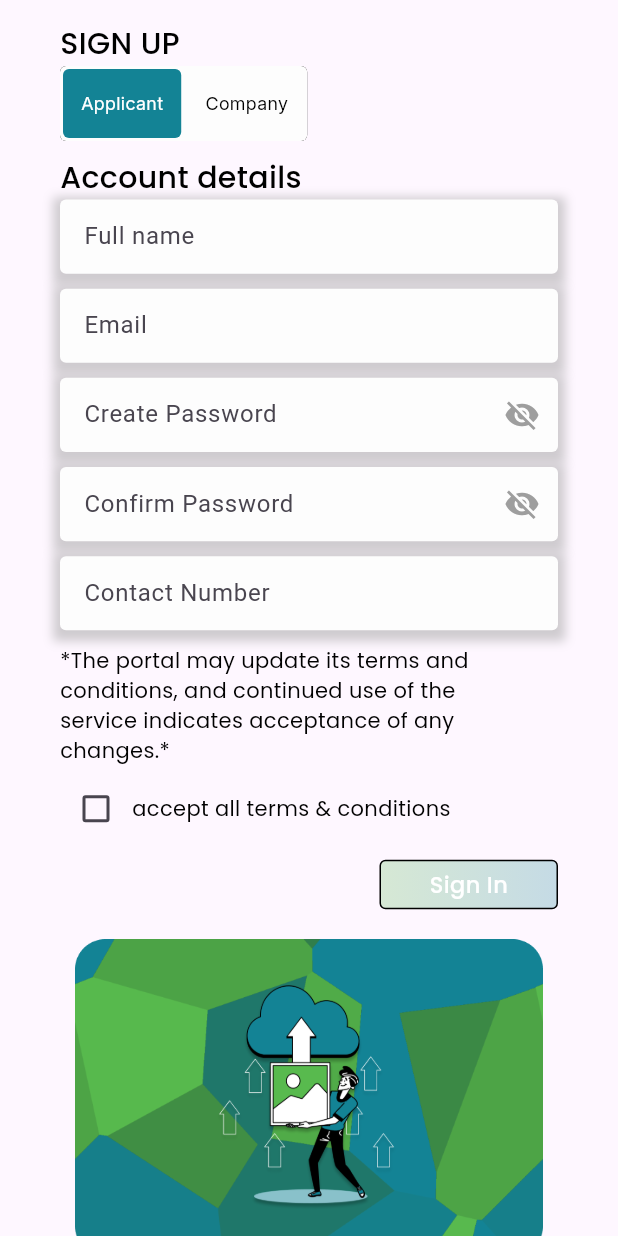
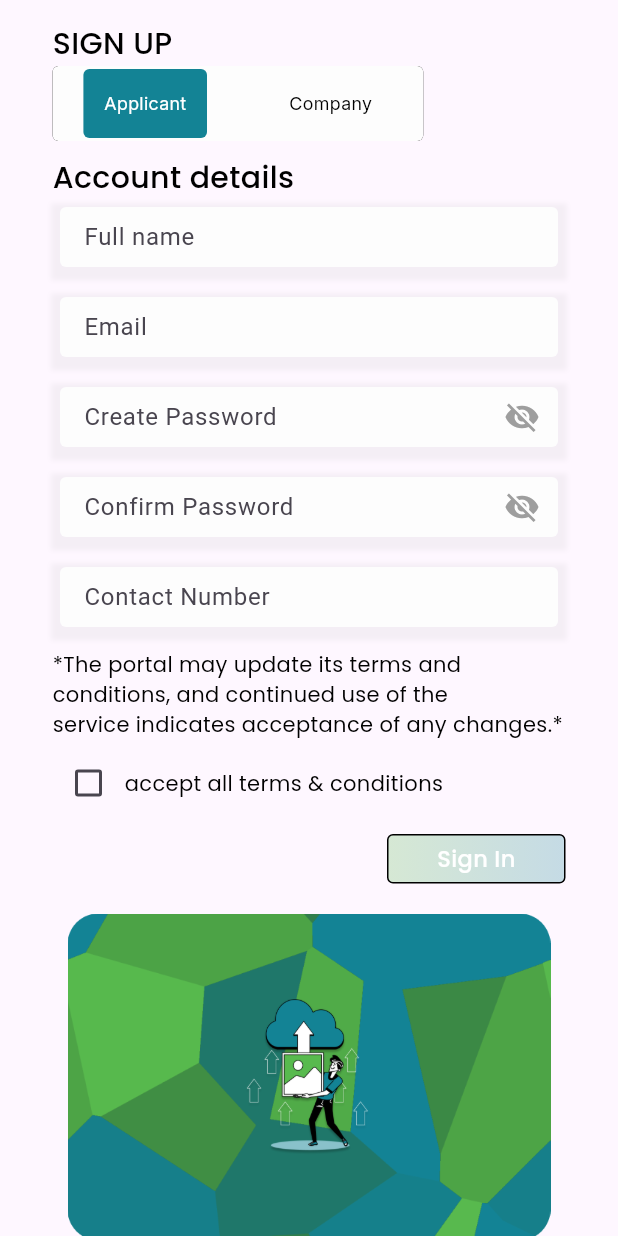
Before and after one commit to DevadathAR/kbn_test, a Flutter app: the SignupPage screen opened directly, on a phone screen of 412 x 824 dp. Run offline on Flutter 3.47's test engine with Material 3 defaults, Android fonts, the phone set to English and light mode, and no system bars; our stand-ins replace cached_network_image, file_picker, fl_chart, flutter_svg, image_picker, share_plus and 2 more; missing offline and left inert: month_year_picker; accounts and stored records are empty.

Commit message:
responsive ,login,signup, add about , modified profile -company side

```diff
--- a/kbn_test/lib/utilities/const.dart
+++ b/kbn_test/lib/utilities/const.dart
@@ -109,4 +109,5 @@ const kbnSite ="https://kbn-official.com/";
 const managerName = 'Manager Name';
 const managerMail = 'Manager Email';
 const addAddress ="Address: Add Address";
+const addAbout ="About: Add About";
 const addWebsite = "Website: Add Company Website";
--- a/kbn_test/lib/veiw/auth/signUp.dart
+++ b/kbn_test/lib/veiw/auth/signUp.dart
@@ -1,7 +1,5 @@
 import 'dart:typed_data';
 import 'package:flutter/material.dart';
-import 'package:flutter/widgets.dart';
-import 'package:http/http.dart' as http;
 import 'package:image_picker/image_picker.dart';
 import 'package:kbn_test/service/apiServices.dart';
 import 'package:kbn_test/utilities/assets_path.dart';
@@ -9,8 +7,6 @@ import 'package:kbn_test/utilities/colors.dart';
 import 'package:kbn_test/utilities/const.dart';
 import 'package:kbn_test/utilities/text_style.dart';
 import 'package:kbn_test/veiw/auth/logInPage.dart';
-import 'package:kbn_test/veiw/screen/companyScreen/cmpny_home.dart';
-import 'package:kbn_test/veiw/screen/userScreen/home.dart';
 import 'package:kbn_test/veiw/widgets_common/bg_widg.dart';
 import 'package:kbn_test/veiw/widgets_common/loginTextFeild.dart';
 import 'package:kbn_test/veiw/screen/userScreen/userWidgets/userSelection.dart';
@@ -34,8 +30,7 @@ class _SignupPageState extends State<SignupPage> {
   bool _ischeck = false;
   Uint8List? _selectedImage;
   String? _imageFilename;
-  final ApiServices _apiService =
-      ApiServices(); // Instantiate the ApiService
+  final ApiServices _apiService = ApiServices(); // Instantiate the ApiService
 
   void _signin() {
     if (_ischeck) {
@@ -153,7 +148,8 @@ class _SignupPageState extends State<SignupPage> {
     Size size = MediaQuery.of(context).size;
 
     return Scaffold(
-      body: LayoutBuilder(
+      body: SingleChildScrollView(
+        child: LayoutBuilder(
           builder: (context, constraints) {
             if (constraints.maxWidth < 600) {
               return _buildMobileLayout(constraints);
@@ -161,6 +157,7 @@ class _SignupPageState extends State<SignupPage> {
               return _buildDesktopLayout(constraints);
             }
           },
+        ),
       ),
     );
   }
@@ -171,9 +168,11 @@ class _SignupPageState extends State<SignupPage> {
 
     return SafeArea(
       child: SingleChildScrollView(
+        child: Padding(
+          padding: EdgeInsets.symmetric(
+              horizontal: size.width < 130 ? 5 : 35.0, vertical: 5),
           child: Container(
             // width: size.width * 1 - 50,
-          padding: const EdgeInsets.symmetric(horizontal: 40, vertical: 5),
             child: Column(
               mainAxisAlignment: MainAxisAlignment.center,
               crossAxisAlignment: CrossAxisAlignment.start,
@@ -195,11 +194,11 @@ class _SignupPageState extends State<SignupPage> {
                     bgWidget(
                       img: mobileBg,
                     ), // Background widget
-
                     _buildImagePicker(isMobile: true),
                   ],
                 ),
               ],
+            ),
           ),
         ),
       ),
@@ -208,13 +207,8 @@ class _SignupPageState extends State<SignupPage> {
 
   // Method for Desktop Layout
   Widget _buildDesktopLayout(BoxConstraints constraints) {
-    return Stack(
-      children: [
-        bgWidget(
-          img: bg,
-        ), // Background widget
-        Row(
-          mainAxisAlignment: MainAxisAlignment.spaceEvenly,
+    return Row(
+      mainAxisAlignment: MainAxisAlignment.spaceAround,
       children: [
         SizedBox(
           width: constraints.maxWidth * 0.5,
@@ -235,9 +229,17 @@ class _SignupPageState extends State<SignupPage> {
             ],
           ),
         ),
+        Expanded  (
+          child: Stack(
+            alignment: Alignment.center,
+            children: [
+              bgWidget(
+                img: bg,
+              ),
               _buildImagePicker(isMobile: false),
             ],
           ),
+        )
       ],
     );
   }
@@ -245,15 +247,51 @@ class _SignupPageState extends State<SignupPage> {
   // Method to build the role selection widget
   Widget _buildRoleSelection(BoxConstraints constraints,
       {required bool isMobile}) {
+    Size size = MediaQuery.of(context).size;
+
     return Container(
       height: 50,
-      width: isMobile ? constraints.maxWidth * 0.4 : 200,
+      width: size.width < 600
+          ? size.width < 300
+              ? size.width * 0.9
+              : size.width * 0.6
+          : 400,
       decoration: const BoxDecoration(
         boxShadow: [BoxShadow(color: Colors.black)],
         borderRadius: BorderRadius.all(Radius.circular(4)),
         color: logintextbox,
       ),
-      child: Row(
+      child:
+          // if needed covert into colum for below 200 pixel
+          //   size.width<200?
+          //   Column(
+          //     mainAxisAlignment: MainAxisAlignment.spaceAround,
+          //     children: [
+          //       SignUpUserSelectionWidget(
+          //         appuser: "Applicant",
+          //         isSelected: _isApplicantSelected,
+          //         onTap: () {
+          //           setState(() {
+          //             _isApplicantSelected = true;
+          //             roleController.text = "Applicant";
+          //           });
+          //         },
+          //       ),
+          //       SignUpUserSelectionWidget(
+          //         appuser: "Company",
+          //         isSelected: !_isApplicantSelected,
+          //         onTap: () {
+          //           setState(() {
+          //             _isApplicantSelected = false;
+          //             roleController.text = "Company";
+          //           });
+          //         },
+          //       ),
+          //     ],
+          //   )
+          // :
+
+          Row(
         mainAxisAlignment: MainAxisAlignment.spaceAround,
         children: [
           SignUpUserSelectionWidget(
@@ -283,6 +321,8 @@ class _SignupPageState extends State<SignupPage> {
 
   // Method to build account details form
   Widget _buildAccountDetails({required bool isMobile}) {
+    Size size = MediaQuery.of(context).size;
+
     return Column(
       crossAxisAlignment: CrossAxisAlignment.start,
       children: [
@@ -294,6 +334,7 @@ class _SignupPageState extends State<SignupPage> {
           controller: fullNameController,
           obscure: false,
           hight: 10,
+          // width: size.width<1500?1500-(size.width):null
         ),
         LoginTextForm(
           label: "Email",
@@ -321,6 +362,7 @@ class _SignupPageState extends State<SignupPage> {
         ),
         const Text(tac, style: AppTextStyle.fourteenW400),
         const SizedBox(height: 5),
+        if (size.width > 210)
           Row(
             children: [
               Checkbox(
@@ -333,22 +375,44 @@ class _SignupPageState extends State<SignupPage> {
                   });
                 },
               ),
-            const Text(terms, style: AppTextStyle.fourteenW400),
+              SizedBox(
+                  width: size.width < 341 ? size.width * 1 - 128 : null,
+                  child: const FittedBox(
+                      fit: BoxFit.scaleDown,
+                      child: Text(terms, style: AppTextStyle.fourteenW400)))
             ],
+          )
+        else
+          Column(
+            children: [
+              Checkbox(
+                activeColor: Colors.white,
+                checkColor: Colors.black,
+                value: _ischeck,
+                onChanged: (bool? value) {
+                  setState(() {
+                    _ischeck = value ?? false;
+                  });
+                },
               ),
+              const Text(terms, style: AppTextStyle.smallText),
+            ],
+          )
       ],
     );
   }
 
   // Method to build Sign-In button
   Widget _buildSignInButton() {
+    Size size = MediaQuery.of(context).size;
+
     return Align(
       alignment: Alignment.bottomRight,
       child: GestureDetector(
         onTap: _ischeck ? _signin : null,
         child: Container(
           height: 33,
-          width: 119,
+          width: size.width < 341 ? null : 119,
           decoration: BoxDecoration(
             borderRadius: const BorderRadius.all(Radius.circular(4)),
             color: Colors.white,
@@ -370,6 +434,8 @@ class _SignupPageState extends State<SignupPage> {
 
   // Method to build image picker
   Widget _buildImagePicker({required bool isMobile}) {
+    Size size = MediaQuery.of(context).size;
+
     return Align(
       alignment: isMobile ? Alignment.center : Alignment.centerRight,
       child: GestureDetector(
@@ -386,7 +452,16 @@ class _SignupPageState extends State<SignupPage> {
               ? CircleAvatar(
                   backgroundImage: MemoryImage(_selectedImage!),
                 )
-              : Image.asset(upimagPng),
+              : Image.asset(
+                  upimagPng,
+                  scale: size.width < 600
+                      ? size.width < 350
+                          ? size.width < 200
+                              ? 15
+                              : 8
+                          : 5
+                      : 1,
+                ),
         ),
       ),
     );
--- a/kbn_test/lib/veiw/screen/userScreen/home.dart
+++ b/kbn_test/lib/veiw/screen/userScreen/home.dart
@@ -220,6 +220,8 @@ class _UserHomeState extends State<UserHome> {
                                                 job['company_profile_image'],
                                             status: job['application_status']
                                                 .toString(),
+                                            about: job['aboutCompany']
+                                                .toString(),
                                           );
                                         },
                                       ),
@@ -241,6 +243,8 @@ class _UserHomeState extends State<UserHome> {
                                   datePosted: job['created_at'].toString(),
                                   status:
                                       job['application_status'].toString(),
+                                  about:
+                                      job['aboutCompany'].toString(),
                                 ),
                               );
                             }).toList(),
--- a/kbn_test/lib/veiw/screen/userScreen/jobDetails.dart
+++ b/kbn_test/lib/veiw/screen/userScreen/jobDetails.dart
@@ -27,6 +27,7 @@ class JobDetails extends StatefulWidget {
   final String datePosted;
   final String companyImage;
   final String status;
+  final String about;
   final Map<String, dynamic> jobReq;
 
   const JobDetails(
@@ -47,6 +48,7 @@ class JobDetails extends StatefulWidget {
       required this.datePosted,
       required this.companyImage,
       required this.status,
+      required this.about,
       required this.jobReq});
 
   @override
@@ -245,7 +247,7 @@ class _JobDetailsState extends State<JobDetails> {
                                                   const EdgeInsets.all(15.0),
                                               child: CompanyDetails1(
                                                 jobId: widget.jobId,
-                                                aboutCompany: widget.jobSummary,
+                                                aboutCompany: widget.about,
                                                 userId: widget.companyId,
                                                 jobTitle: widget.jobTitle,
                                                 firmname: widget.firmname,
--- a/kbn_test/lib/veiw/screen/userScreen/userWidgets/jobCards.dart
+++ b/kbn_test/lib/veiw/screen/userScreen/userWidgets/jobCards.dart
@@ -17,6 +17,7 @@ class LatestJobCard extends StatefulWidget {
   final String companyImage;
   final String datePosted;
   final String status;
+  final String about;
 
   const LatestJobCard({
     super.key,
@@ -29,6 +30,7 @@ class LatestJobCard extends StatefulWidget {
     required this.companyImage,
     required this.datePosted,
     required this.status,
+    required this.about,
   });
 
   @override
@@ -147,7 +149,7 @@ class _LatestJobCardState extends State<LatestJobCard> {
             Padding(
               padding: const EdgeInsets.symmetric(horizontal: 12),
               child: Text(
-                widget.jobSummary,
+                widget.about,
                 style: AppTextStyle.normalText,
                 maxLines: 3,
                 overflow: TextOverflow.ellipsis,
--- a/kbn_test/lib/veiw/screen/userScreen/userWidgets/userSelection.dart
+++ b/kbn_test/lib/veiw/screen/userScreen/userWidgets/userSelection.dart
@@ -50,18 +50,24 @@ class SignUpUserSelection extends StatelessWidget {
 
   @override
   Widget build(BuildContext context) {
+        Size size = MediaQuery.of(context).size;
+
     return Padding(
-      padding: const EdgeInsets.symmetric(horizontal: 2, vertical: 2),
+      padding: const EdgeInsets.symmetric(horizontal: 0, vertical: 2),
       child: Container(
+              width: size.width<600 ? size.width * 0.2 : 140,
+
         decoration: BoxDecoration(
             borderRadius: const BorderRadius.all(Radius.circular(4)),
             color: colors),
         child: Center(
           child: Padding(
-            padding: const EdgeInsets.symmetric(horizontal: 12),
-            child: Text(
-              appuser,
-              style: txtcolor,
+            padding: const EdgeInsets.symmetric(horizontal:2),
+            child: FittedBox(fit: BoxFit.scaleDown,
+              child: Text(
+                appuser,
+                style: txtcolor,
+              ),
             ),
           ),
         ),
--- a/kbn_test/lib/veiw/widgets_common/loginTextFeild.dart
+++ b/kbn_test/lib/veiw/widgets_common/loginTextFeild.dart
@@ -34,17 +34,20 @@ class _LoginTextFormState extends State<LoginTextForm> {
     return Column(
       children: [
         Container(
+
           decoration: BoxDecoration(
             boxShadow: [
               BoxShadow(
-                color: Colors.grey.withOpacity(0.5), // Color of the shadow
-                spreadRadius: 5, // How much the shadow should spread
-                blurRadius: 5, // How soft the shadow should be
+                color: Colors.grey.withOpacity(0.1), // Color of the shadow
+                spreadRadius: 1, // How much the shadow should spread
+                blurRadius: 2, // How soft the shadow should be
                 offset: const Offset(0, 3), // Horizontal and vertical offset
               ),
             ],
           ),
-          height: size.height * 0.06,
+          height: 50,
+          child: Padding(
+            padding: const EdgeInsets.all(5.0),
             child: TextFormField(
               maxLines: widget.numb,
               controller: widget.controller,
@@ -78,6 +81,7 @@ class _LoginTextFormState extends State<LoginTextForm> {
                   : false, // Obscure text based on state
             ),
           ),
+        ),
         SizedBox(height: widget.hight),
       ],
     );
```
Also changed, not shown: kbn_test/lib/service/apiServices.dart (+19 -15 lines), kbn_test/lib/veiw/auth/logInPage.dart (+80 -44 lines), kbn_test/lib/veiw/screen/UPDATED UI/Screens/profileScreen.dart (+25 -4 lines). Lines whose indentation alone changed are shown as unchanged.
